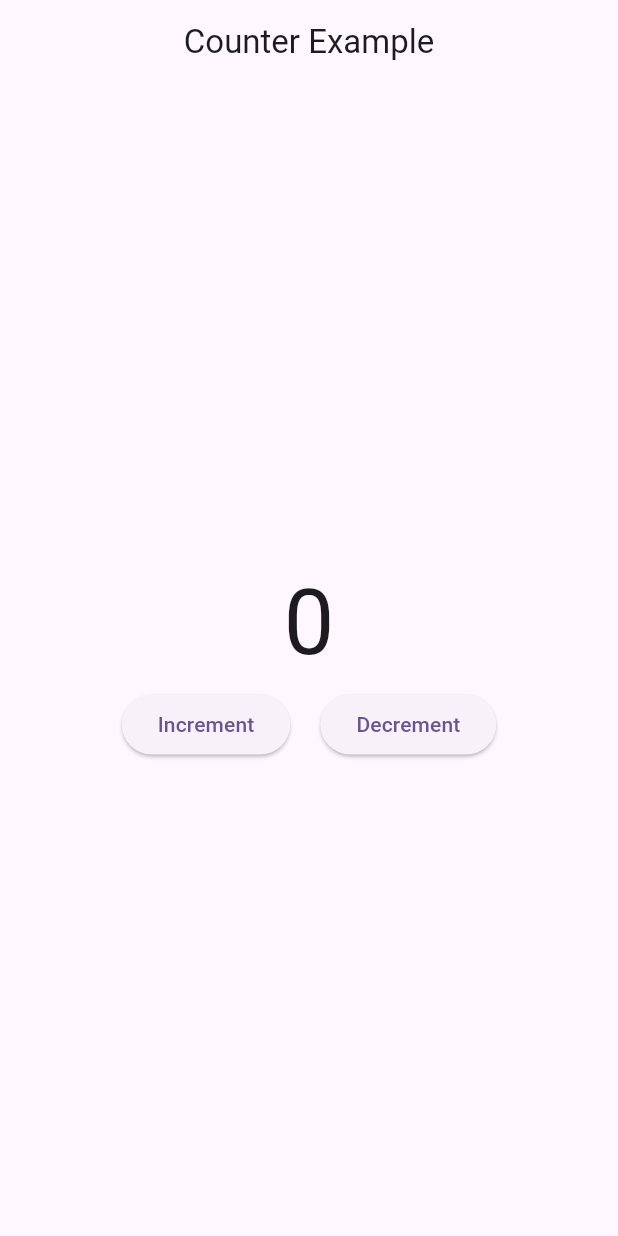
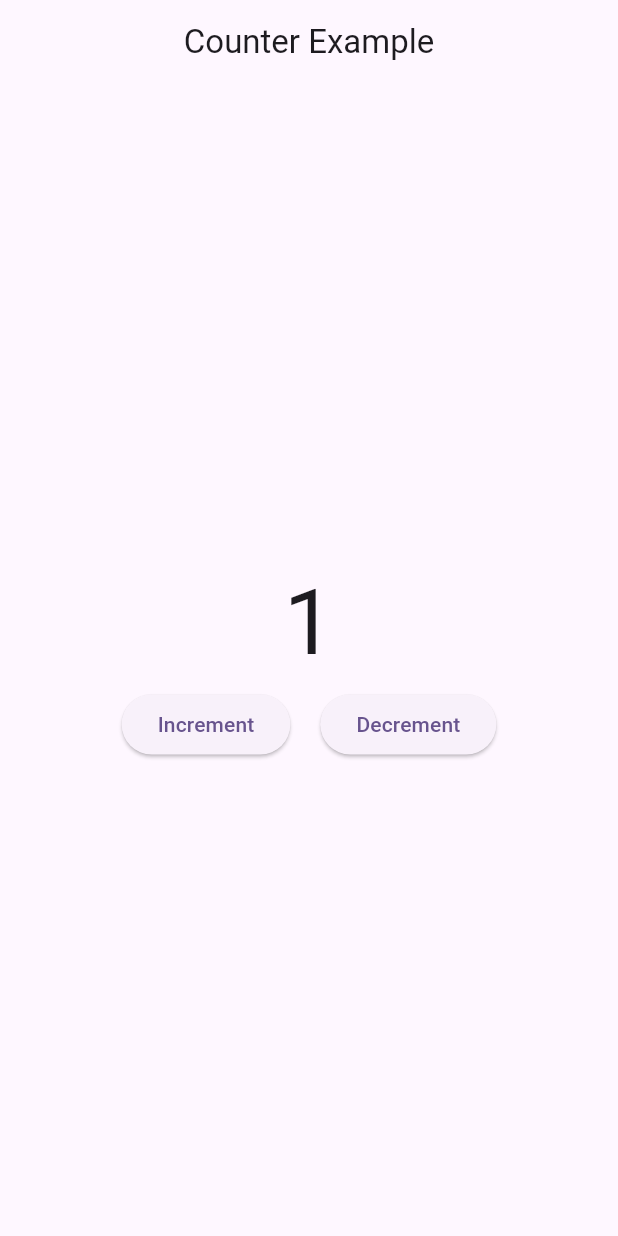
Before and after one commit to akshay21022003/bloc_state_management, a Flutter app: the screen it shows after launch, after a tap on "Increment", on a phone screen of 412 x 824 dp. Run offline on Flutter 3.47's test engine with Material 2 defaults, Android fonts, the light colour scheme and no system bars; our stand-ins replace bloc, equatable, flutter_bloc.

Commit message:
counter application completed

```diff
--- /dev/null
+++ b/lib/bloc/counter/counter_bloc.dart
@@ -0,0 +1,19 @@
+import 'package:bloc/bloc.dart';
+import 'package:block_state_management/bloc/counter/counter_event.dart';
+import 'package:block_state_management/bloc/counter/counter_state.dart';
+
+class CounterBloc extends Bloc<CounterEvent,CounterState>{
+
+  CounterBloc():super(const CounterState()){
+    on<IncrementCounter>(_increment);
+    on<DecrementCounter>(_decrement);
+  }
+
+  void  _increment(IncrementCounter event,Emitter<CounterState> emit){
+    emit(state.copyWith(counter: state.counter+1));
+  }
+
+  void  _decrement(DecrementCounter event,Emitter<CounterState> emit){
+    emit(state.copyWith(counter: state.counter-1));
+  }
+}
--- /dev/null
+++ b/lib/bloc/counter/counter_event.dart
@@ -0,0 +1,10 @@
+import 'package:equatable/equatable.dart';
+
+abstract class CounterEvent extends Equatable{
+const CounterEvent();
+  @override
+  List<Object> get props =>[];
+}
+
+class IncrementCounter extends CounterEvent{}
+class DecrementCounter extends CounterEvent{}
--- /dev/null
+++ b/lib/bloc/counter/counter_state.dart
@@ -0,0 +1,17 @@
+import 'package:equatable/equatable.dart';
+
+class CounterState extends  Equatable {
+  final int counter;
+
+  const CounterState({
+    this.counter = 0
+  });
+
+  CounterState copyWith({int? counter}){
+    return  CounterState(
+      counter: counter ?? this.counter
+    );
+  }
+  @override
+  List<Object?> get props => [counter];
+}
--- a/lib/main.dart
+++ b/lib/main.dart
@@ -1,5 +1,7 @@
+import 'package:block_state_management/bloc/counter/counter_bloc.dart';
 import 'package:block_state_management/ui/counter_screen.dart';
 import 'package:flutter/material.dart';
+import 'package:flutter_bloc/flutter_bloc.dart';
 
 void main() {
   runApp(const MyApp());
@@ -7,32 +9,17 @@ void main() {
 
 class MyApp extends StatelessWidget {
   const MyApp({super.key});
-
-  // This widget is the root of your application.
   @override
   Widget build(BuildContext context) {
-    return MaterialApp(
-      title: 'Flutter Demo',
-      theme: ThemeData(
-        // This is the theme of your application.
-        //
-        // TRY THIS: Try running your application with "flutter run". You'll see
-        // the application has a blue toolbar. Then, without quitting the app,
-        // try changing the seedColor in the colorScheme below to Colors.green
-        // and then invoke "hot reload" (save your changes or press the "hot
-        // reload" button in a Flutter-supported IDE, or press "r" if you used
-        // the command line to start the app).
-        //
-        // Notice that the counter didn't reset back to zero; the application
-        // state is not lost during the reload. To reset the state, use hot
-        // restart instead.
-        //
-        // This works for code too, not just values: Most code changes can be
-        // tested with just a hot reload.
-        colorScheme: ColorScheme.fromSeed(seedColor: Colors.deepPurple),
-        useMaterial3: true,
-      ),
-      home: const CounterScreen()
+    return BlocProvider(
+      create: (_) => CounterBloc(),
+      child: MaterialApp(
+          title: 'Flutter Demo',
+          theme: ThemeData(
+            colorScheme: ColorScheme.fromSeed(seedColor: Colors.deepPurple),
+            useMaterial3: true,
+          ),
+          home: const CounterScreen()),
     );
   }
 }
--- a/lib/ui/counter_screen.dart
+++ b/lib/ui/counter_screen.dart
@@ -1,4 +1,8 @@
+import 'package:block_state_management/bloc/counter/counter_bloc.dart';
+import 'package:block_state_management/bloc/counter/counter_event.dart';
+import 'package:block_state_management/bloc/counter/counter_state.dart';
 import 'package:flutter/material.dart';
+import 'package:flutter_bloc/flutter_bloc.dart';
 
 class CounterScreen extends StatefulWidget {
   const CounterScreen({super.key});
@@ -19,18 +23,26 @@ class _CounterScreenState extends State<CounterScreen> {
         mainAxisAlignment: MainAxisAlignment.center,
         crossAxisAlignment: CrossAxisAlignment.center,
         children: [
-          const Text('0',
-          style: TextStyle(fontSize: 60),
-          ),
+          BlocBuilder<CounterBloc,CounterState>(
+            builder: (context,state){
+            return Text(state.counter.toString(),
+          style: const TextStyle(fontSize: 60),
+          );
+          }),
+
           Row(
             mainAxisAlignment: MainAxisAlignment.center,
             children: [
               ElevatedButton(
-                onPressed: (){},
+                onPressed: (){
+                  context.read<CounterBloc>().add(IncrementCounter());
+                },
                 child: const Text('Increment')),
                 const SizedBox(width: 20,),
                 ElevatedButton(
-                onPressed: (){},
+                onPressed: (){
+                  context.read<CounterBloc>().add(DecrementCounter());
+                },
                 child: const Text('Decrement'))
             ],
           )
```
